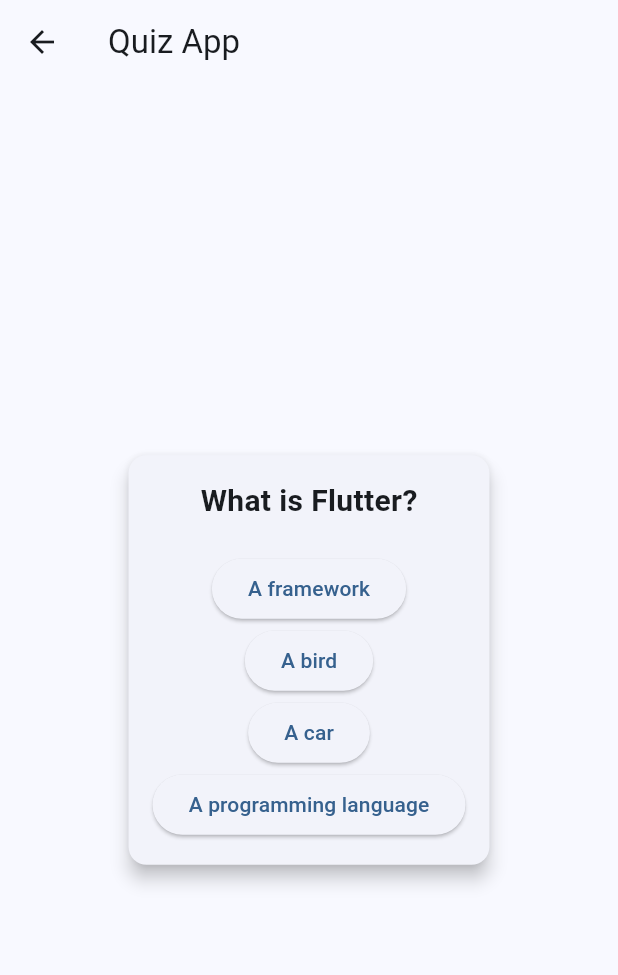
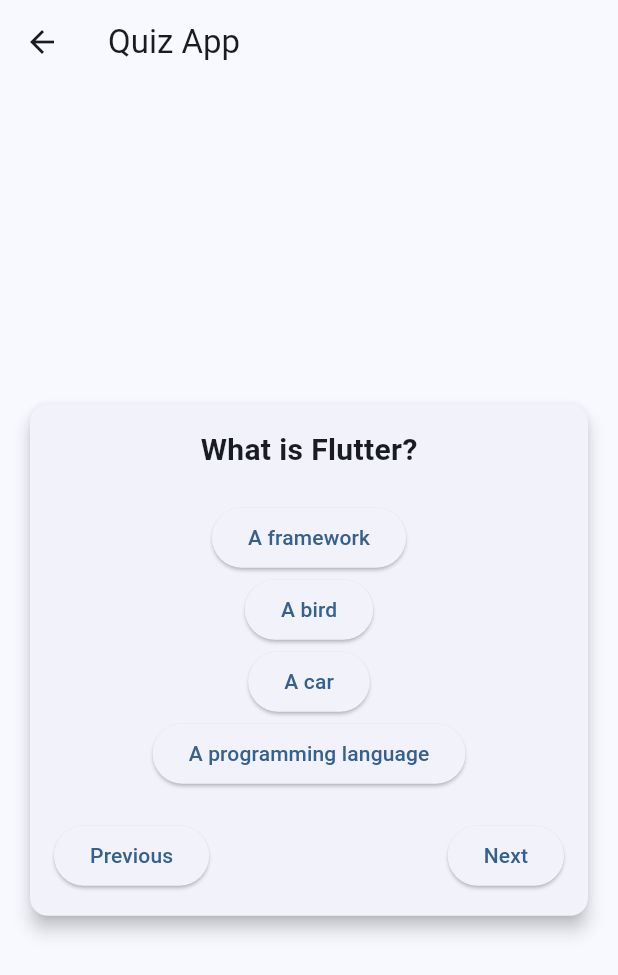
Before and after one commit to HugeKC01/flutter_studyclimatechange, a Flutter app: the PostTestScreen screen opened directly, on a phone screen of 412 x 824 dp. Shown: the top 975 px of the screen. Run offline on Flutter 3.47's test engine with Material 3 defaults, Android fonts, the phone set to English and light mode, and no system bars.

Commit message:
Add next and previous button to quiz

```diff
--- a/lib/posttest.dart
+++ b/lib/posttest.dart
@@ -32,8 +32,18 @@ class QuizPageState extends State<PostTestScreen> {
       } else {
         _logger.info('Wrong Answer!');
       }
+    });
+  }
 
-      questionIndex = (questionIndex + 1) % questions.length; // Next question
+  void nextQuestion() {
+    setState(() {
+      questionIndex = (questionIndex + 1) % questions.length;
+    });
+  }
+
+  void previousQuestion() {
+    setState(() {
+      questionIndex = (questionIndex - 1 + questions.length) % questions.length;
     });
   }
 
@@ -65,6 +75,20 @@ class QuizPageState extends State<PostTestScreen> {
                         child: Text(answer),
                       );
                     }).toList(),
+                    SizedBox(height: 20.0),
+                    Row(
+                      mainAxisAlignment: MainAxisAlignment.spaceBetween,
+                      children: [
+                        ElevatedButton(
+                          onPressed: previousQuestion,
+                          child: Text('Previous'),
+                        ),
+                        ElevatedButton(
+                          onPressed: nextQuestion,
+                          child: Text('Next'),
+                        ),
+                      ],
+                    ),
                   ],
                 ),
               ),
```
